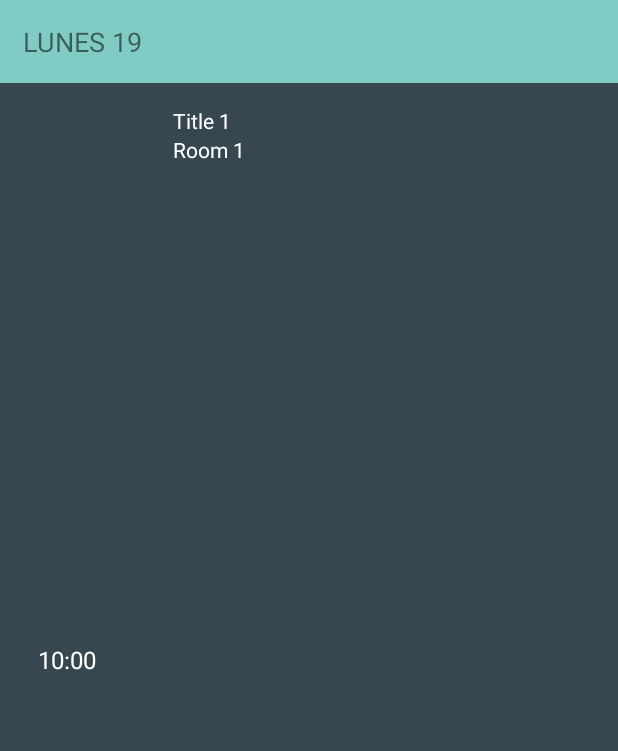
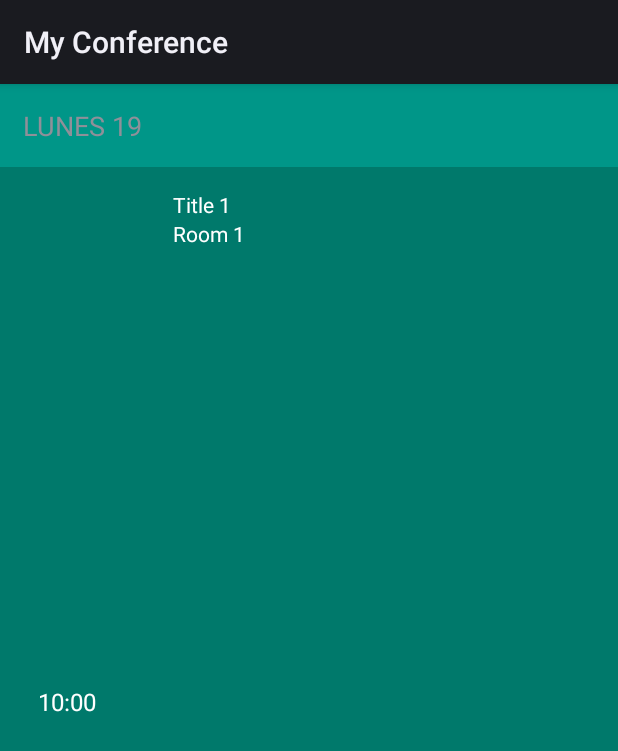
Before and after one commit to javiergamarra/MyConference, an Android app: the screen it shows after launch (AgendaActivity), on a phone screen of 412 x 824 dp. Shown: the top 751 px of the screen. Run offline under Robolectric (Android 15) with nearby library versions, the phone set to English and light mode, and no system bars; our stand-ins replace Picasso; libraries missing offline, so code that uses them is left out: com.orm, com.path.android, de.greenrobot.event; pictures from the network do not load; 8 statements that could not run were skipped.

```diff
--- a/app/src/main/java/com/nhpatt/myconference/MyConferenceApp.java
+++ b/app/src/main/java/com/nhpatt/myconference/MyConferenceApp.java
@@ -1,5 +1,6 @@
 package com.nhpatt.myconference;
 
+import android.app.Application;
 import android.util.Log;
 
 import com.orm.SugarApp;
@@ -10,7 +11,7 @@ import com.path.android.jobqueue.log.CustomLogger;
 /**
  * @author Javier Gamarra
  */
-public class MyConferenceApp extends SugarApp {
+public class MyConferenceApp extends Application {
 
     public static final String TAG = "MyConference";
     private static MyConferenceApp instance;
--- a/app/src/main/java/com/nhpatt/myconference/entities/Talk.java
+++ b/app/src/main/java/com/nhpatt/myconference/entities/Talk.java
@@ -1,6 +1,4 @@
 package com.nhpatt.myconference.entities;
-
-import com.orm.SugarRecord;
 
 import java.io.Serializable;
 import java.util.Date;
@@ -8,7 +6,7 @@ import java.util.Date;
 /**
  * @author Javier Gamarra
  */
-public class Talk extends SugarRecord<Talk> implements Serializable {
+public class Talk implements Serializable {
 
     private Date start = new Date();
     private Date end = new Date();
--- a/app/src/main/java/com/nhpatt/myconference/usecases/TalksUseCase.java
+++ b/app/src/main/java/com/nhpatt/myconference/usecases/TalksUseCase.java
@@ -20,15 +20,9 @@ import retrofit.RestAdapter;
 /**
  * @author Javier Gamarra
  */
-public class TalksUseCase extends Job implements Runnable {
+public class TalksUseCase implements Runnable {
 
-    public TalksUseCase() {
-        super(new Params(1).requireNetwork());
-    }
-
-
-    @Override
-    public void onRun() throws Throwable {
+    public void run() {
         RestAdapter restAdapter = new RestAdapter.Builder()
                 .setEndpoint("http://private-5d28cf-talks.apiary-mock.com/")
                 .build();
@@ -38,39 +32,7 @@ public class TalksUseCase extends Job implements Runnable {
         JsonArray talks = service.listTalks();
         Log.e(MyConferenceApp.TAG, talks.toString());
 
-        try {
-            List<Talk> oldTalks = Talk.listAll(Talk.class);
-
-            Talk talk = new Talk("title", "room");
-            talk.save();
-        } catch (Exception e) {
-            Log.e(MyConferenceApp.TAG, "Error!", e);
-        }
         EventBus.getDefault().post(new TalkEvent(talks));
-    }
-
-    public void run() {
-//        MyConferenceApp.getInstance().getJobManager().addJobInBackground(this);
-        try {
-            onRun();
-        } catch (Throwable throwable) {
-            throwable.printStackTrace();
-        }
-    }
-
-    @Override
-    protected void onCancel() {
-
-    }
-
-    @Override
-    public void onAdded() {
-
-    }
-
-    @Override
-    protected boolean shouldReRunOnThrowable(Throwable throwable) {
-        return false;
     }
 
     public void alternativeRun() {
--- a/app/src/main/res/layout/agenda.xml
+++ b/app/src/main/res/layout/agenda.xml
@@ -7,14 +7,14 @@
     <RelativeLayout
         android:layout_width="match_parent"
         android:layout_height="match_parent"
-        android:background="@color/material_blue_grey_800"
+        android:background="@color/primary_dark"
         android:orientation="vertical">
 
         <TextView
             android:id="@+id/title_day_1"
             android:layout_width="match_parent"
             android:layout_height="wrap_content"
-            android:background="@color/material_deep_teal_200"
+            android:background="@color/primary"
             android:padding="15dp"
             android:text="Lunes 19"
             android:textAllCaps="true"
--- a/app/src/main/res/values/styles.xml
+++ b/app/src/main/res/values/styles.xml
@@ -1,5 +1,3 @@
 <resources>
 
-    <style name="AppTheme" parent="Theme.AppCompat.Light.DarkActionBar"></style>
-
 </resources>
```
Also changed, not shown: app/src/main/AndroidManifest.xml (+3 -10 lines).
